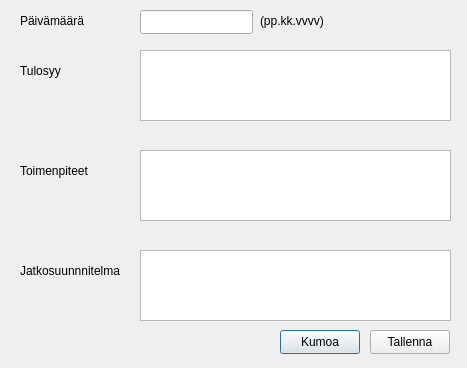
The window that addvisit.ui (juhotuominen/CustomerManagerQT) describes before a commit, drawn with Qt 5.
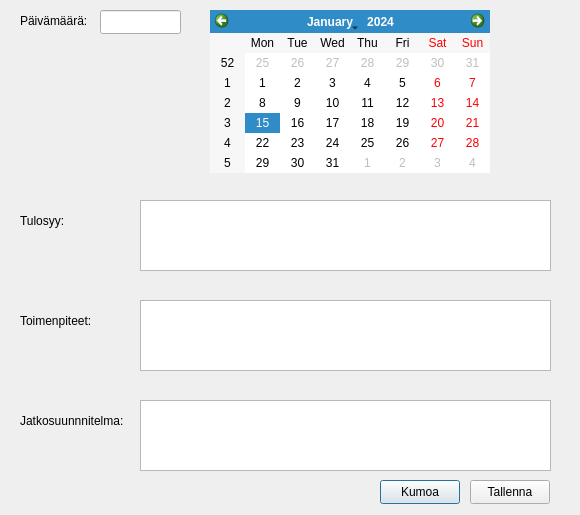
The same window after the commit.

```diff
--- a/addvisit.ui
+++ b/addvisit.ui
@@ -6,8 +6,8 @@
    <rect>
     <x>0</x>
     <y>0</y>
-    <width>467</width>
-    <height>368</height>
+    <width>580</width>
+    <height>515</height>
    </rect>
   </property>
   <property name="windowTitle">
@@ -16,19 +16,22 @@
   <widget class="QLineEdit" name="lineEditDate">
    <property name="geometry">
     <rect>
-     <x>140</x>
+     <x>100</x>
      <y>10</y>
-     <width>113</width>
+     <width>81</width>
      <height>24</height>
     </rect>
    </property>
+   <property name="readOnly">
+    <bool>true</bool>
+   </property>
   </widget>
   <widget class="QPlainTextEdit" name="plainTextEditReason">
    <property name="geometry">
     <rect>
      <x>140</x>
-     <y>50</y>
-     <width>311</width>
+     <y>200</y>
+     <width>411</width>
      <height>71</height>
     </rect>
    </property>
@@ -37,8 +40,8 @@
    <property name="geometry">
     <rect>
      <x>140</x>
-     <y>150</y>
-     <width>311</width>
+     <y>300</y>
+     <width>411</width>
      <height>71</height>
     </rect>
    </property>
@@ -47,8 +50,8 @@
    <property name="geometry">
     <rect>
      <x>140</x>
-     <y>250</y>
-     <width>311</width>
+     <y>400</y>
+     <width>411</width>
      <height>71</height>
     </rect>
    </property>
@@ -56,8 +59,8 @@
   <widget class="QPushButton" name="cancelBtn">
    <property name="geometry">
     <rect>
-     <x>280</x>
-     <y>330</y>
+     <x>380</x>
+     <y>480</y>
      <width>80</width>
      <height>24</height>
     </rect>
@@ -69,8 +72,8 @@
   <widget class="QPushButton" name="saveBtn">
    <property name="geometry">
     <rect>
-     <x>370</x>
-     <y>330</y>
+     <x>470</x>
+     <y>480</y>
      <width>80</width>
      <height>24</height>
     </rect>
@@ -89,60 +92,57 @@
     </rect>
    </property>
    <property name="text">
-    <string>Päivämäärä</string>
+    <string>Päivämäärä:</string>
    </property>
   </widget>
   <widget class="QLabel" name="label_2">
    <property name="geometry">
     <rect>
      <x>20</x>
-     <y>60</y>
+     <y>210</y>
      <width>61</width>
      <height>21</height>
     </rect>
    </property>
    <property name="text">
-    <string>Tulosyy</string>
+    <string>Tulosyy:</string>
    </property>
   </widget>
   <widget class="QLabel" name="label_3">
    <property name="geometry">
     <rect>
      <x>20</x>
-     <y>160</y>
+     <y>310</y>
      <width>81</width>
      <height>21</height>
     </rect>
    </property>
    <property name="text">
-    <string>Toimenpiteet</string>
+    <string>Toimenpiteet:</string>
    </property>
   </widget>
   <widget class="QLabel" name="label_4">
    <property name="geometry">
     <rect>
      <x>20</x>
-     <y>260</y>
+     <y>410</y>
      <width>111</width>
      <height>21</height>
     </rect>
    </property>
    <property name="text">
-    <string>Jatkosuunnnitelma</string>
+    <string>Jatkosuunnnitelma:</string>
    </property>
   </widget>
-  <widget class="QLabel" name="label_5">
+  <widget class="QCalendarWidget" name="calendarWidget">
    <property name="geometry">
     <rect>
-     <x>260</x>
+     <x>210</x>
      <y>10</y>
-     <width>71</width>
-     <height>21</height>
+     <width>280</width>
+     <height>163</height>
     </rect>
    </property>
-   <property name="text">
-    <string>(pp.kk.vvvv)</string>
-   </property>
   </widget>
  </widget>
  <resources/>
```
